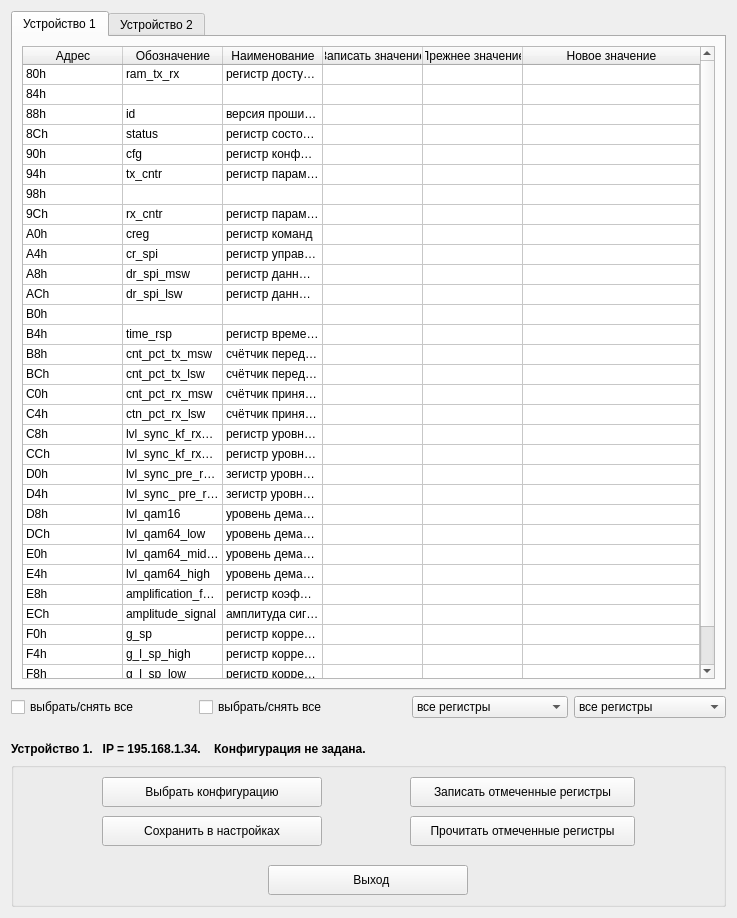
The window that tgca/monitor.ui (Veala/host_tgca-for-t_hsc) describes before a commit, drawn with Qt 5.
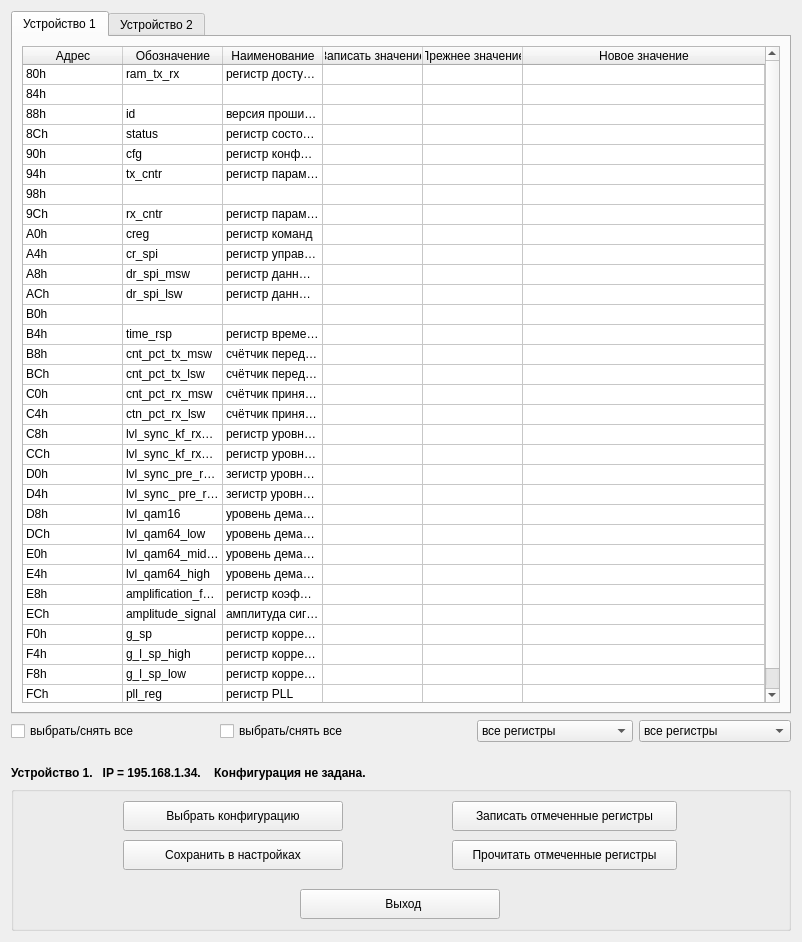
The same window after the commit. Icons and pictures are not drawn. Custom widgets are drawn as their Qt base class.

```diff
--- a/tgca/monitor.ui
+++ b/tgca/monitor.ui
@@ -6,8 +6,8 @@
    <rect>
     <x>0</x>
     <y>0</y>
-    <width>737</width>
-    <height>918</height>
+    <width>802</width>
+    <height>942</height>
    </rect>
   </property>
   <property name="windowTitle">
@@ -586,7 +586,7 @@
          </item>
          <item row="21" column="1">
           <property name="text">
-           <string>lvl_sync_ pre_rx_lsw[</string>
+           <string>lvl_sync_ pre_rx_lsw</string>
           </property>
          </item>
          <item row="21" column="2">
```
Left out of the diff: 19 changed lines with no effect on the pictures.
